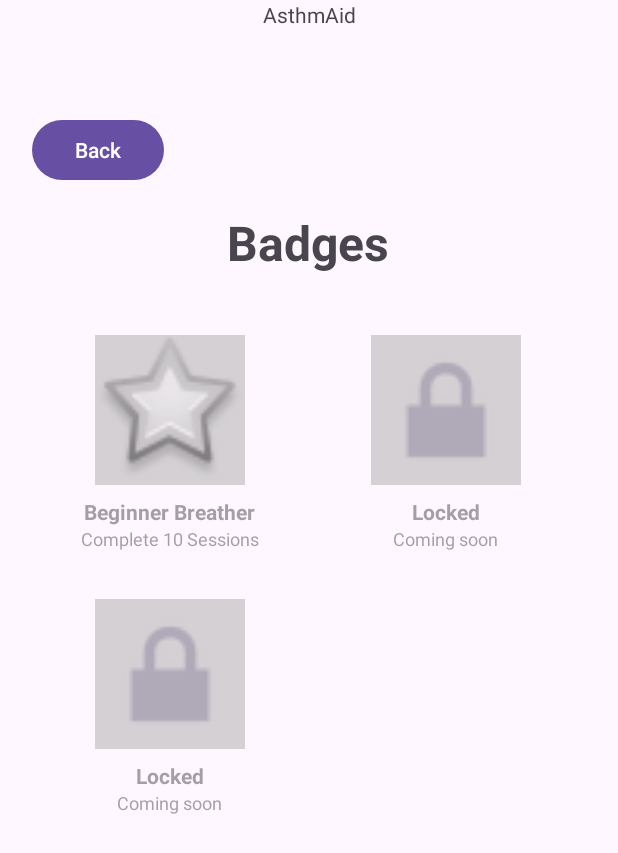
After one commit to rossjspencer/breathe07, an Android app: the fragment BadgesFragment placed in its activity, on a phone screen of 412 x 824 dp. The commit adds this screen. Shown: the top 853 px of the screen. Run offline under Robolectric (Android 15) with nearby library versions, the phone set to English and light mode, and no system bars; our stand-ins replace Firebase (no records; nobody signed in at launch, a user with empty details on screens opened directly).

Commit message:
feature: improved inhaler guide and added primitive badge page

```diff
--- a/app/src/main/java/com/b07/asthmaid/HomeFragment.java
+++ b/app/src/main/java/com/b07/asthmaid/HomeFragment.java
@@ -11,6 +11,8 @@ import androidx.annotation.Nullable;
 import androidx.fragment.app.Fragment;
 import androidx.fragment.app.FragmentTransaction;
 
+import com.b07.asthmaid.r3.BadgesFragment;
+import com.b07.asthmaid.r3.InhalerGuideFragment;
 import com.b07.asthmaid.r3.InventoryFragment;
 import com.b07.asthmaid.r3.MedicineLogFragment;
 
@@ -23,6 +25,7 @@ public class HomeFragment extends Fragment {
         Button buttonMedicineLog = view.findViewById(R.id.buttonMedicineLog);
         Button buttonInventory = view.findViewById(R.id.buttonInventory);
         Button buttonGuide = view.findViewById(R.id.buttonGuide);
+        Button buttonBadges = view.findViewById(R.id.buttonBadges);
 
         buttonInventory.setOnClickListener(new View.OnClickListener() {
             @Override
@@ -41,6 +44,13 @@ public class HomeFragment extends Fragment {
             }
         });
 
+        buttonBadges.setOnClickListener(new View.OnClickListener() {
+            @Override
+            public void onClick(View v) {
+                loadFragment(new BadgesFragment());
+            }
+        });
+
         return view;
     }
 
--- /dev/null
+++ b/app/src/main/java/com/b07/asthmaid/r3/BadgesFragment.java
@@ -0,0 +1,69 @@
+package com.b07.asthmaid.r3;
+
+import android.os.Bundle;
+import android.view.LayoutInflater;
+import android.view.View;
+import android.view.ViewGroup;
+import android.widget.Button;
+import android.widget.ImageView;
+import android.widget.LinearLayout;
+
+import androidx.annotation.NonNull;
+import androidx.annotation.Nullable;
+import androidx.fragment.app.Fragment;
+
+import com.b07.asthmaid.R;
+import com.google.firebase.database.DataSnapshot;
+import com.google.firebase.database.DatabaseError;
+import com.google.firebase.database.DatabaseReference;
+import com.google.firebase.database.FirebaseDatabase;
+import com.google.firebase.database.ValueEventListener;
+
+public class BadgesFragment extends Fragment {
+
+    private static final String TEMP_USER_ID = "testUserId";
+    private DatabaseReference statsRef;
+
+    @Nullable
+    @Override
+    public View onCreateView(@NonNull LayoutInflater inflater, @Nullable ViewGroup container, @Nullable Bundle savedInstanceState) {
+        View view = inflater.inflate(R.layout.fragment_badges, container, false);
+
+        Button backButton = view.findViewById(R.id.badgesBackButton);
+
+        LinearLayout badge1Layout = view.findViewById(R.id.badge1Layout);
+        ImageView badge1Image = view.findViewById(R.id.badge1Image);
+
+        statsRef = FirebaseDatabase.getInstance().getReference("guide_stats").child(TEMP_USER_ID);
+
+        checkBadgeStatus(badge1Layout, badge1Image);
+
+        backButton.setOnClickListener(v -> {
+            if (getParentFragmentManager().getBackStackEntryCount() > 0) {
+                getParentFragmentManager().popBackStack();
+            }
+        });
+
+        return view;
+    }
+
+    private void checkBadgeStatus(LinearLayout badgeLayout, ImageView badgeImage) {
+        statsRef.addListenerForSingleValueEvent(new ValueEventListener() {
+            @Override
+            public void onDataChange(@NonNull DataSnapshot snapshot) {
+                GuideStats stats = snapshot.getValue(GuideStats.class);
+                if (stats != null && stats.totalSessions >= 10) {
+                    // unlock badge
+                    badgeLayout.setAlpha(1.0f);
+                    badgeImage.setImageResource(android.R.drawable.star_big_on);
+                    badgeImage.setBackgroundColor(0); // get rid of background
+                }
+            }
+
+            @Override
+            public void onCancelled(@NonNull DatabaseError error) {
+                System.out.println("Why does this keep happening!?!?");
+            }
+        });
+    }
+}
--- a/app/src/main/java/com/b07/asthmaid/InhalerGuideFragment.java
+++ b/app/src/main/java/com/b07/asthmaid/r3/InhalerGuideFragment.java
@@ -1,4 +1,4 @@
-package com.b07.asthmaid;
+package com.b07.asthmaid.r3;
 
 import android.os.Bundle;
 import android.view.LayoutInflater;
@@ -10,6 +10,8 @@ import androidx.annotation.NonNull;
 import androidx.annotation.Nullable;
 import androidx.fragment.app.Fragment;
 import androidx.fragment.app.FragmentTransaction;
+
+import com.b07.asthmaid.R;
 
 public class InhalerGuideFragment extends Fragment {
 
--- a/app/src/main/java/com/b07/asthmaid/InhalerStep1Fragment.java
+++ b/app/src/main/java/com/b07/asthmaid/r3/InhalerStep1Fragment.java
@@ -1,4 +1,4 @@
-package com.b07.asthmaid;
+package com.b07.asthmaid.r3;
 
 import android.os.Bundle;
 import android.view.LayoutInflater;
@@ -10,6 +10,8 @@ import androidx.annotation.NonNull;
 import androidx.annotation.Nullable;
 import androidx.fragment.app.Fragment;
 import androidx.fragment.app.FragmentTransaction;
+
+import com.b07.asthmaid.R;
 
 public class InhalerStep1Fragment extends Fragment {
 
--- a/app/src/main/java/com/b07/asthmaid/InhalerStep2Fragment.java
+++ b/app/src/main/java/com/b07/asthmaid/r3/InhalerStep2Fragment.java
@@ -1,4 +1,4 @@
-package com.b07.asthmaid;
+package com.b07.asthmaid.r3;
 
 import android.os.Bundle;
 import android.view.LayoutInflater;
@@ -10,6 +10,8 @@ import androidx.annotation.NonNull;
 import androidx.annotation.Nullable;
 import androidx.fragment.app.Fragment;
 import androidx.fragment.app.FragmentTransaction;
+
+import com.b07.asthmaid.R;
 
 public class InhalerStep2Fragment extends Fragment {
 
--- a/app/src/main/java/com/b07/asthmaid/InhalerStep3Fragment.java
+++ b/app/src/main/java/com/b07/asthmaid/r3/InhalerStep3Fragment.java
@@ -1,12 +1,10 @@
-package com.b07.asthmaid;
+package com.b07.asthmaid.r3;
 
-import android.animation.ObjectAnimator;
 import android.os.Bundle;
 import android.os.CountDownTimer;
 import android.view.LayoutInflater;
 import android.view.View;
 import android.view.ViewGroup;
-import android.view.animation.LinearInterpolator;
 import android.widget.Button;
 import android.widget.ProgressBar;
 import android.widget.TextView;
@@ -15,6 +13,8 @@ import androidx.annotation.NonNull;
 import androidx.annotation.Nullable;
 import androidx.fragment.app.Fragment;
 import androidx.fragment.app.FragmentTransaction;
+
+import com.b07.asthmaid.R;
 
 public class InhalerStep3Fragment extends Fragment {
 
--- a/app/src/main/java/com/b07/asthmaid/InhalerWaitFragment.java
+++ b/app/src/main/java/com/b07/asthmaid/r3/InhalerWaitFragment.java
@@ -1,4 +1,4 @@
-package com.b07.asthmaid;
+package com.b07.asthmaid.r3;
 
 import android.os.Bundle;
 import android.os.CountDownTimer;
@@ -13,6 +13,8 @@ import androidx.annotation.NonNull;
 import androidx.annotation.Nullable;
 import androidx.fragment.app.Fragment;
 import androidx.fragment.app.FragmentTransaction;
+
+import com.b07.asthmaid.R;
 
 public class InhalerWaitFragment extends Fragment {
 
--- /dev/null
+++ b/app/src/main/res/layout/fragment_badges.xml
@@ -0,0 +1,140 @@
+<?xml version="1.0" encoding="utf-8"?>
+<LinearLayout xmlns:android="http://schemas.android.com/apk/res/android"
+    android:layout_width="match_parent"
+    android:layout_height="match_parent"
+    android:orientation="vertical"
+    android:padding="16dp">
+
+    <LinearLayout
+        android:layout_width="match_parent"
+        android:layout_height="wrap_content"
+        android:orientation="horizontal"
+        android:paddingBottom="16dp">
+
+        <Button
+            android:id="@+id/badgesBackButton"
+            android:layout_width="wrap_content"
+            android:layout_height="wrap_content"
+            android:text="Back" />
+    </LinearLayout>
+
+    <TextView
+        android:layout_width="match_parent"
+        android:layout_height="wrap_content"
+        android:text="Badges"
+        android:textSize="32sp"
+        android:textStyle="bold"
+        android:gravity="center"
+        android:layout_marginBottom="24dp" />
+
+    <GridLayout
+        android:layout_width="match_parent"
+        android:layout_height="wrap_content"
+        android:columnCount="2"
+        android:rowCount="2"
+        android:alignmentMode="alignMargins"
+        android:columnOrderPreserved="false">
+
+        <!-- Badge 1 -->
+        <LinearLayout
+            android:id="@+id/badge1Layout"
+            android:layout_width="0dp"
+            android:layout_height="wrap_content"
+            android:layout_columnWeight="1"
+            android:orientation="vertical"
+            android:gravity="center"
+            android:padding="8dp"
+            android:layout_margin="8dp"
+            android:alpha="0.5"> <!-- Initially locked (dimmed) -->
+
+            <ImageView
+                android:id="@+id/badge1Image"
+                android:layout_width="100dp"
+                android:layout_height="100dp"
+                android:src="@android:drawable/star_big_off"
+                android:background="@android:color/darker_gray"/>
+
+            <TextView
+                android:id="@+id/badge1Title"
+                android:layout_width="wrap_content"
+                android:layout_height="wrap_content"
+                android:text="Beginner Breather"
+                android:textStyle="bold"
+                android:layout_marginTop="8dp"/>
+
+            <TextView
+                android:id="@+id/badge1Desc"
+                android:layout_width="wrap_content"
+                android:layout_height="wrap_content"
+                android:text="Complete 10 Sessions"
+                android:textSize="12sp"
+                android:gravity="center"/>
+        </LinearLayout>
+
+        <!-- Badge 2 (Future) -->
+        <LinearLayout
+            android:layout_width="0dp"
+            android:layout_height="wrap_content"
+            android:layout_columnWeight="1"
+            android:orientation="vertical"
+            android:gravity="center"
+            android:padding="8dp"
+            android:layout_margin="8dp"
+            android:alpha="0.5">
+
+            <ImageView
+                android:layout_width="100dp"
+                android:layout_height="100dp"
+                android:src="@android:drawable/ic_lock_lock"
+                android:background="@android:color/darker_gray"/>
+
+            <TextView
+                android:layout_width="wrap_content"
+                android:layout_height="wrap_content"
+                android:text="Locked"
+                android:textStyle="bold"
+                android:layout_marginTop="8dp"/>
+
+            <TextView
+                android:layout_width="wrap_content"
+                android:layout_height="wrap_content"
+                android:text="Coming soon"
+                android:textSize="12sp"
+                android:gravity="center"/>
+        </LinearLayout>
+
+        <!-- Badge 3 (Future) -->
+        <LinearLayout
+            android:layout_width="0dp"
+            android:layout_height="wrap_content"
+            android:layout_columnWeight="1"
+            android:orientation="vertical"
+            android:gravity="center"
+            android:padding="8dp"
+            android:layout_margin="8dp"
+            android:alpha="0.5">
+
+            <ImageView
+                android:layout_width="100dp"
+                android:layout_height="100dp"
+                android:src="@android:drawable/ic_lock_lock"
+                android:background="@android:color/darker_gray"/>
+
+            <TextView
+                android:layout_width="wrap_content"
+                android:layout_height="wrap_content"
+                android:text="Locked"
+                android:textStyle="bold"
+                android:layout_marginTop="8dp"/>
+
+            <TextView
+                android:layout_width="wrap_content"
+                android:layout_height="wrap_content"
+                android:text="Coming soon"
+                android:textSize="12sp"
+                android:gravity="center"/>
+        </LinearLayout>
+
+    </GridLayout>
+
+</LinearLayout>
```
Also changed, not shown: app/src/main/java/com/b07/asthmaid/InhalerFinishFragment.java (deleted, +0 -52 lines), app/src/main/java/com/b07/asthmaid/r3/GuideStats.java (added, +19 -0 lines), app/src/main/java/com/b07/asthmaid/r3/InhalerFinishFragment.java (added, +141 -0 lines), app/src/main/res/layout/activity_home_fragment.xml (+11 -0 lines), app/src/main/res/layout/fragment_inhaler_finish.xml (+12 -1 lines).
